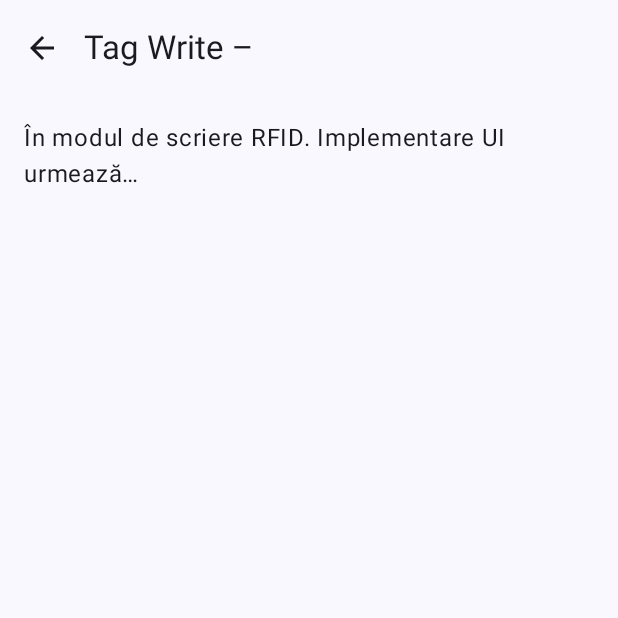
After one commit to IIBogdann/SmartVehicleEcosystem, an Android app built with Jetpack Compose: the composable TagWriteScreen called with empty values, on a phone screen of 412 x 824 dp, the top half of it. The commit adds this screen. Run offline under Robolectric (Android 15) with nearby library versions, the phone set to English and light mode, and no system bars.

Commit message:
Working app + rfid ui startup

```diff
--- /dev/null
+++ b/mobile-app/smart_traffic_signs/app/src/main/java/com/example/smarttrafficsigns/ui/TagWriteScreen.kt
@@ -0,0 +1,38 @@
+package com.example.smarttrafficsigns.ui
+
+import androidx.compose.foundation.layout.*
+import androidx.compose.material.icons.Icons
+import androidx.compose.material.icons.filled.ArrowBack
+import androidx.compose.material3.*
+import androidx.compose.runtime.Composable
+import androidx.compose.ui.Modifier
+import androidx.compose.ui.unit.dp
+
+@OptIn(ExperimentalMaterial3Api::class)
+@Composable
+fun TagWriteScreen(
+    deviceName: String,
+    onExit: () -> Unit
+) {
+    Scaffold(topBar = {
+        TopAppBar(
+            title = { Text("Tag Write – $deviceName") },
+            navigationIcon = {
+                IconButton(onClick = onExit) {
+                    Icon(Icons.Default.ArrowBack, contentDescription = "Back")
+                }
+            }
+        )
+    }) { padding ->
+        Column(
+            modifier = Modifier
+                .padding(padding)
+                .padding(16.dp)
+                .fillMaxSize(),
+            verticalArrangement = Arrangement.spacedBy(12.dp)
+        ) {
+            Text("În modul de scriere RFID. Implementare UI urmează…")
+            Spacer(modifier = Modifier.weight(1f))
+        }
+    }
+}
```
Also changed, not shown: mobile-app/smart_traffic_signs/app/src/main/java/com/example/smarttrafficsigns/MainActivity.kt (+13 -2 lines).
